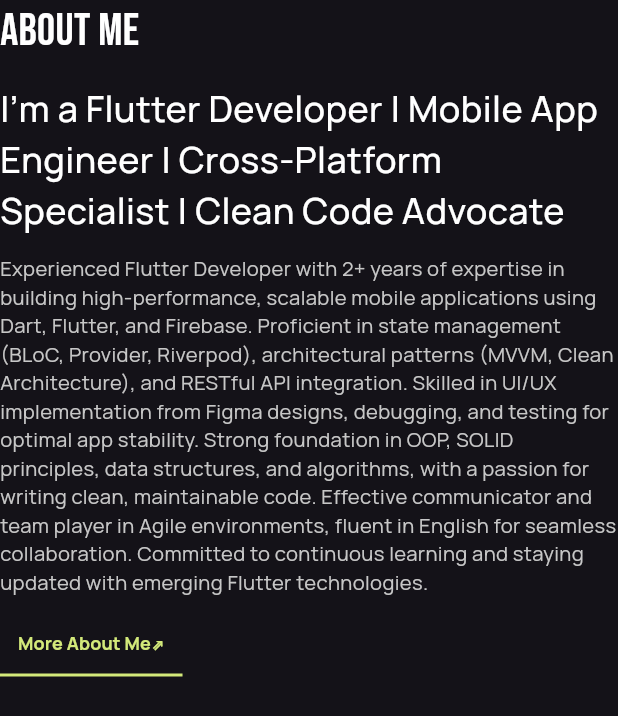
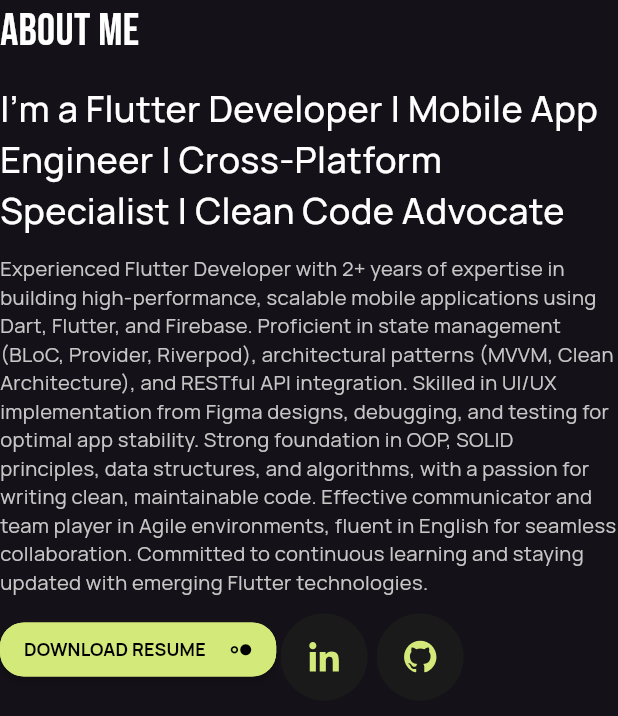
Before and after one commit to Mahmoud-Adel-Ali/My_Portfolio, a Flutter app: the AboutInfo widget shown alone on an empty page, opened directly, on a phone screen of 412 x 824 dp. Shown: the top 716 px of the screen. Run offline on Flutter 3.47's test engine with Material 3 defaults, Android fonts, the phone set to English and light mode, and no system bars; our stand-ins replace flutter_svg.

Commit message:
Create LinkedIn and GitHub Buttons Widget

```diff
--- a/lib/features/portfolio/presentation/views/widgets/about_info.dart
+++ b/lib/features/portfolio/presentation/views/widgets/about_info.dart
@@ -1,7 +1,8 @@
 import 'package:flutter/material.dart';
 
 import '../../../../../core/utils/app_styles.dart';
-import '../../../../../core/widgets/custom_text_button.dart';
+import '../../../../../core/widgets/custom_button.dart';
+import 'linked_in_and_github_buttons.dart';
 
 class AboutInfo extends StatelessWidget {
   const AboutInfo({super.key});
@@ -34,11 +35,13 @@
         ),
         Row(
           mainAxisAlignment: MainAxisAlignment.start,
+          crossAxisAlignment: CrossAxisAlignment.start,
           children: [
-            CustomTextButton(
-              text: "More About Me⇗",
+            CustomButton(
+              text: "DOWNLOAD RESUME",
               onPressed: () {},
             ),
+            LinkedInAndGitHubButtons(),
           ],
         ),
       ],
--- /dev/null
+++ b/lib/features/portfolio/presentation/views/widgets/linked_in_and_github_buttons.dart
@@ -0,0 +1,28 @@
+import 'package:flutter/material.dart';
+
+import '../../../../../core/utils/assets.dart';
+import '../../../../../core/widgets/custom_icon_button.dart';
+
+class LinkedInAndGitHubButtons extends StatelessWidget {
+  const LinkedInAndGitHubButtons({
+    super.key,
+  });
+
+  @override
+  Widget build(BuildContext context) {
+    return IntrinsicWidth(
+      child: Row(
+        children: [
+          CustomIconButton(
+            svgImage: Assets.iconsLinkedin,
+            onPressed: () {},
+          ),
+          CustomIconButton(
+            svgImage: Assets.iconsGithub,
+            onPressed: () {},
+          ),
+        ],
+      ),
+    );
+  }
+}
--- a/lib/features/portfolio/presentation/views/widgets/name_and_title_and_contact_me_section.dart
+++ b/lib/features/portfolio/presentation/views/widgets/name_and_title_and_contact_me_section.dart
@@ -1,9 +1,8 @@
 import 'package:flutter/material.dart';
 
 import '../../../../../core/utils/app_styles.dart';
-import '../../../../../core/utils/assets.dart';
 import '../../../../../core/widgets/custom_button.dart';
-import '../../../../../core/widgets/custom_icon_button.dart';
+import 'linked_in_and_github_buttons.dart';
 
 class NameAndTitleAndContactMeSection extends StatelessWidget {
   const NameAndTitleAndContactMeSection({
@@ -36,14 +35,7 @@
               onPressed: () {},
             ),
             SizedBox(width: 8),
-            CustomIconButton(
-              svgImage: Assets.iconsLinkedin,
-              onPressed: () {},
-            ),
-            CustomIconButton(
-              svgImage: Assets.iconsGithub,
-              onPressed: () {},
-            ),
+            LinkedInAndGitHubButtons(),
           ],
         ),
       ],
```
